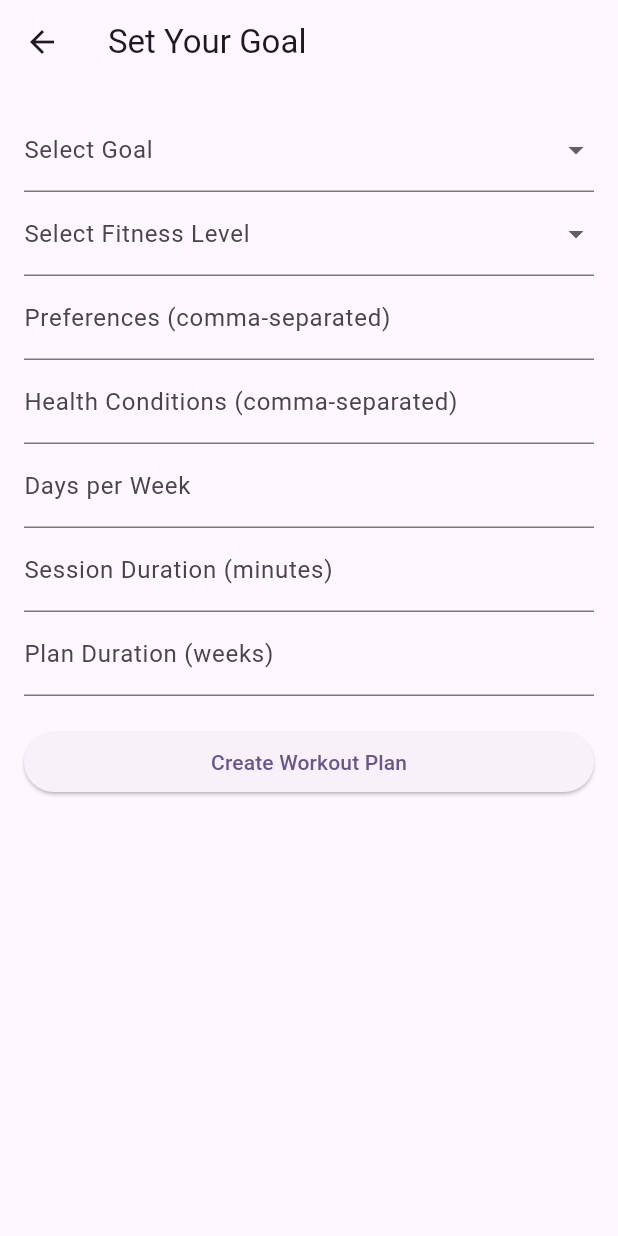
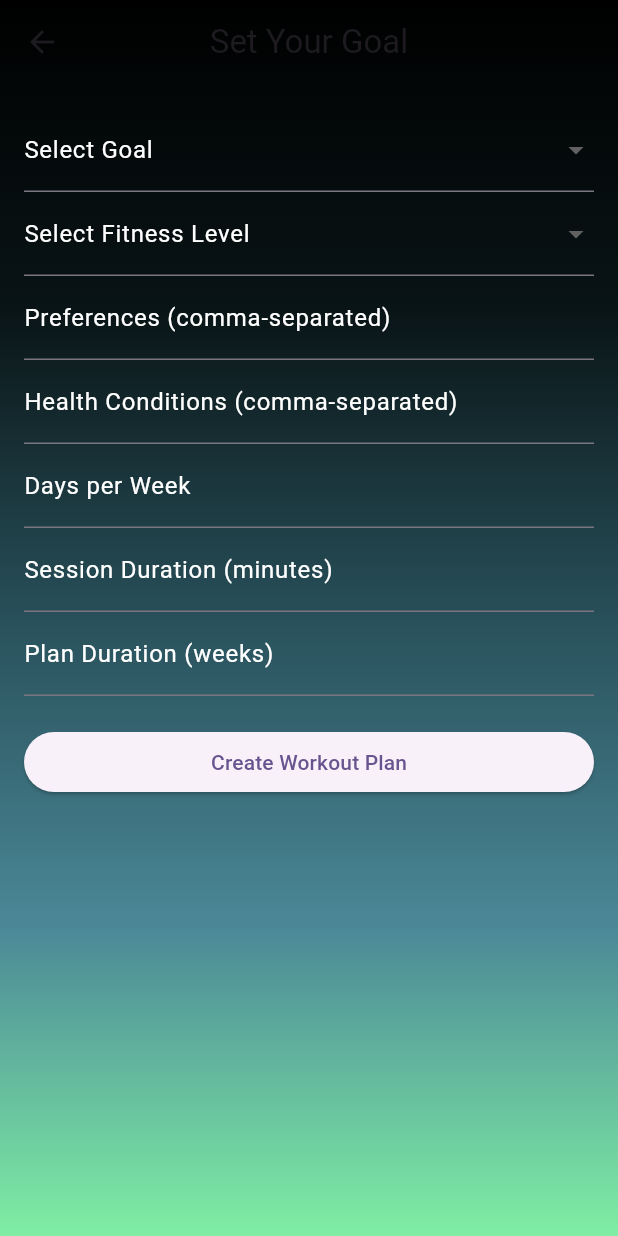
Before and after one commit to cpit252-fall-24-IT2/project-fitness-app, a Flutter app: the Goalscreen screen opened directly, on a phone screen of 412 x 824 dp. Run offline on Flutter 3.47's test engine with Material 3 defaults, Android fonts, the light colour scheme and no system bars; our stand-ins replace google_nav_bar, sqflite, sqflite_common_ffi; accounts and stored records are empty.

Commit message:
Completed the project

```diff
--- a/lib/Screens/SchedulePage.dart
+++ b/lib/Screens/SchedulePage.dart
@@ -32,7 +32,8 @@ class SchedulePage extends StatelessWidget {
                         fontWeight: FontWeight.bold, fontSize: 16),
                   ),
                   ...dayPlan.exercises.map((exercise) {
-                    return Text("- ${exercise.name}: ${exercise.duration}");
+                    return Text(
+                        "- ${exercise.name}:  ${exercise.sets} sets ${exercise.duration}");
                   }).toList(),
                 ],
               );
--- a/lib/Screens/goalScreen.dart
+++ b/lib/Screens/goalScreen.dart
@@ -33,7 +33,7 @@ class _GoalPageState extends State<Goalscreen> {
     "Improve overall fitness"
   ];
   final List<String> _fitnessLevels = ["Beginner", "Intermediate", "Advanced"];
-  // Api Request
+
   Future<void> createWorkoutPlan() async {
     final url =
         'https://ai-workout-planner-exercise-fitness-nutrition-guide.p.rapidapi.com/customWorkoutPlan?noqueue=1';
@@ -105,83 +105,114 @@ class _GoalPageState extends State<Goalscreen> {
   @override
   Widget build(BuildContext context) {
     return Scaffold(
+      extendBodyBehindAppBar: true,
       appBar: AppBar(
         title: const Text("Set Your Goal"),
+        backgroundColor: Colors.transparent,
+        centerTitle: true,
       ),
-      body: Padding(
+      body: Container(
+        decoration: const BoxDecoration(
+          gradient: LinearGradient(
+            colors: [
+              Color.fromARGB(255, 0, 0, 0),
+              Color.fromARGB(255, 9, 20, 22),
+              Color.fromARGB(255, 40, 80, 90),
+              Color.fromARGB(255, 75, 136, 151),
+              Color.fromARGB(255, 127, 238, 164),
+            ],
+            begin: Alignment.topCenter,
+            end: Alignment.bottomCenter,
+          ),
+        ),
+        child: Padding(
           padding: const EdgeInsets.all(16.0),
           child: ListView(
             children: [
-            // Dropdown for goal selection
               DropdownButtonFormField<String>(
-              decoration: const InputDecoration(labelText: "Select Goal"),
+                decoration: const InputDecoration(
+                  labelText: "Select Goal",
+                  labelStyle: TextStyle(color: Colors.white),
+                ),
                 value: _selectedGoal,
                 items: _goals
-                  .map((goal) =>
-                      DropdownMenuItem(value: goal, child: Text(goal)))
+                    .map((goal) => DropdownMenuItem(
+                        value: goal,
+                        child:
+                            Text(goal, style: TextStyle(color: Colors.white))))
                     .toList(),
                 onChanged: (value) {
                   setState(() {
                     _selectedGoal = value;
                   });
                 },
+                dropdownColor: Colors.black,
               ),
-
-            // Dropdown for fitness level selection
               DropdownButtonFormField<String>(
-              decoration:
-                  const InputDecoration(labelText: "Select Fitness Level"),
+                decoration: const InputDecoration(
+                    labelText: "Select Fitness Level",
+                    labelStyle: TextStyle(color: Colors.white)),
                 value: _selectedFitnessLevel,
                 items: _fitnessLevels
-                  .map((level) =>
-                      DropdownMenuItem(value: level, child: Text(level)))
+                    .map((level) => DropdownMenuItem(
+                          value: level,
+                          child: Text(
+                            level,
+                            style: TextStyle(color: Colors.white),
+                          ),
+                        ))
                     .toList(),
                 onChanged: (value) {
                   setState(() {
                     _selectedFitnessLevel = value;
                   });
                 },
+                dropdownColor: Colors.black,
               ),
-
               TextField(
                 controller: _preferencesController,
+                style: TextStyle(color: Colors.white),
                 decoration: const InputDecoration(
-                  labelText: "Preferences (comma-separated)"),
+                  labelText: "Preferences (comma-separated)",
+                  labelStyle: TextStyle(color: Colors.white),
                 ),
-
+              ),
               TextField(
                 controller: _healthConditionsController,
+                style: TextStyle(color: Colors.white),
                 decoration: const InputDecoration(
-                  labelText: "Health Conditions (comma-separated)"),
+                    labelText: "Health Conditions (comma-separated)",
+                    labelStyle: TextStyle(color: Colors.white)),
               ),
-
               TextField(
                 controller: _daysPerWeekController,
+                style: TextStyle(color: Colors.white),
                 keyboardType: TextInputType.number,
-              decoration: const InputDecoration(labelText: "Days per Week"),
+                decoration: const InputDecoration(
+                    labelText: "Days per Week",
+                    labelStyle: TextStyle(color: Colors.white)),
               ),
-
               TextField(
                 controller: _sessionDurationController,
+                style: TextStyle(color: Colors.white),
                 keyboardType: TextInputType.number,
                 decoration: const InputDecoration(
-                  labelText: "Session Duration (minutes)"),
+                    labelText: "Session Duration (minutes)",
+                    labelStyle: TextStyle(color: Colors.white)),
               ),
-
               TextField(
                 controller: _planDurationController,
+                style: TextStyle(color: Colors.white),
                 keyboardType: TextInputType.number,
-              decoration:
-                  const InputDecoration(labelText: "Plan Duration (weeks)"),
+                decoration: const InputDecoration(
+                    labelText: "Plan Duration (weeks)",
+                    labelStyle: TextStyle(color: Colors.white)),
               ),
-
               const SizedBox(height: 20),
               ElevatedButton(
                 onPressed: createWorkoutPlan,
                 child: const Text("Create Workout Plan"),
               ),
-
-            // Display button if schedule exists.
               if (_hasSchedule)
                 ElevatedButton(
                   onPressed: () {
@@ -197,6 +228,7 @@ class _GoalPageState extends State<Goalscreen> {
             ],
           ),
         ),
+      ),
     );
   }
 }
```
Lines whose indentation alone changed are shown as unchanged.
